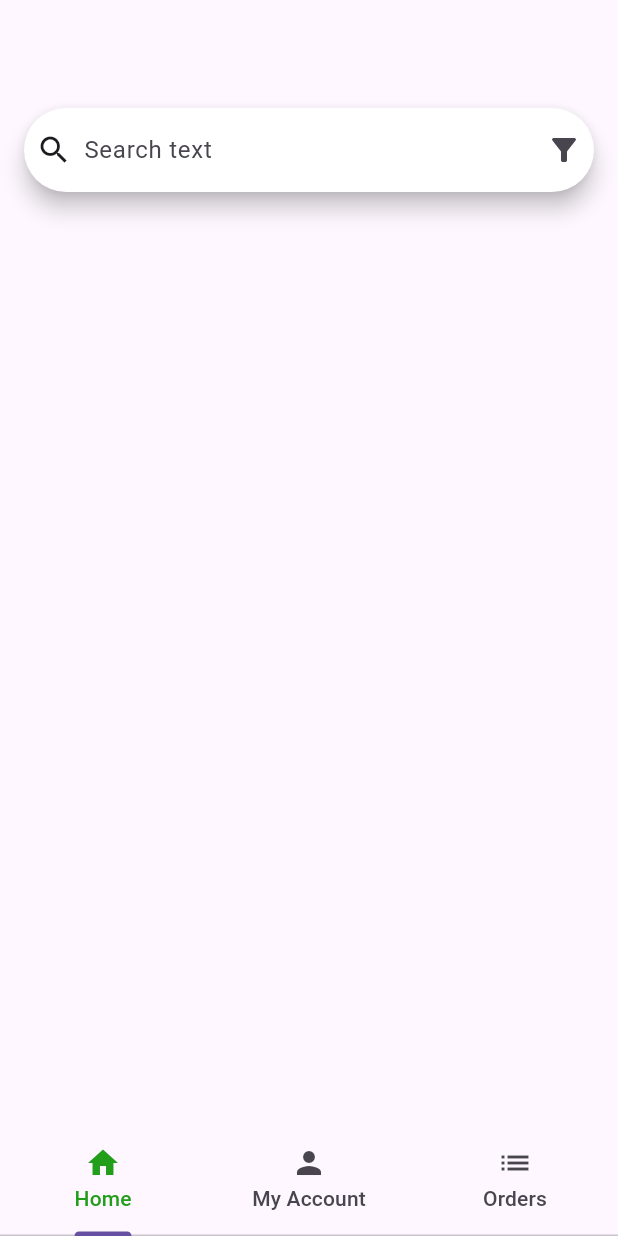
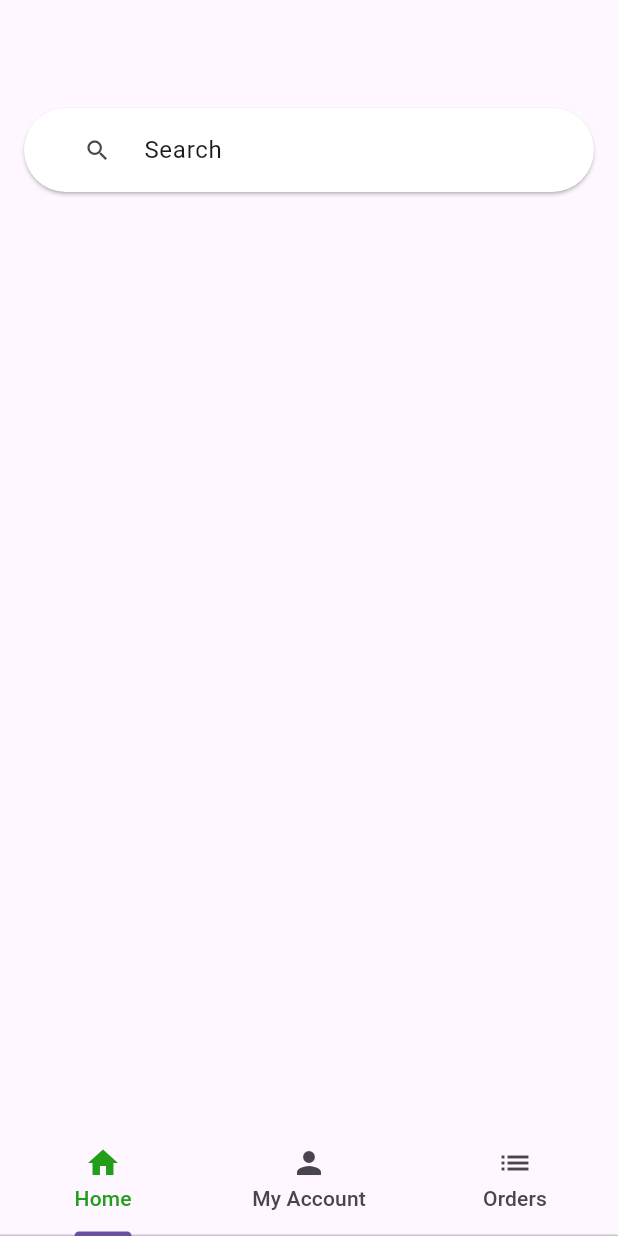
Before and after one commit to darylekarldevera/cubework-app, a Flutter app: the screen it shows after launch, on a phone screen of 412 x 824 dp. Run offline on Flutter 3.47's test engine with Material 3 defaults, Android fonts, the light colour scheme and no system bars.

Commit message:
Refactor ExploreScreen changing the search anchor into elevated button with calling the explore search widget upon pressing, and add search and filter button

```diff
--- a/cubework_app_client/lib/screens/explore_screen.dart
+++ b/cubework_app_client/lib/screens/explore_screen.dart
@@ -1,5 +1,6 @@
-import 'package:cubework_app_client/shared/modal/search_modal.dart';
 import 'package:flutter/material.dart';
+import 'package:flutter/services.dart';
+import 'package:cubework_app_client/shared/modal/explore_search_widget.dart';
 
 class ExploreScreen extends StatefulWidget {
   const ExploreScreen({super.key});
@@ -25,61 +26,40 @@ class _ExploreScreenState extends State<ExploreScreen> {
   ];
 
   @override
+  void initState() {
+    super.initState();
+    // Set to fullscreen mode, hiding the bottom navigation bar
+    SystemChrome.setEnabledSystemUIMode(SystemUiMode.immersiveSticky);
+  }
+
+  @override
+  void dispose() {
+    // Restore the system UI when the widget is disposed
+    SystemChrome.setEnabledSystemUIMode(SystemUiMode.edgeToEdge);
+    super.dispose();
+  }
+
+  @override
   Widget build(BuildContext context) {
     return Scaffold(
       body: Padding(
         padding: const EdgeInsets.all(16.0),
-            child: SearchAnchor(
-              builder: (BuildContext context, SearchController controller) {
-                return SearchBar(
-                  backgroundColor:
-                      const WidgetStatePropertyAll(Color(0xFFFFFFFF)),
-                  controller: controller,
-                  hintText: "Search text",
-                  leading: const Icon(Icons.search),
-                  trailing: const [Icon(Icons.filter_list_alt)],
-                  onTap: () => {
-                    controller.openView(),
+        child: ElevatedButton(
+          style: ElevatedButton.styleFrom(backgroundColor: Colors.white),
+          onPressed: () {
+            showDialog(
+                context: context,
+                builder: (BuildContext context) => ExploreSearchWidget(
+                        searchBarCloseViewCallback: (String value) {
+                      Navigator.of(context).pop();
+                    }));
           },
-                  onChanged: (value) => {
-                    controller.openView(),
-                  },
-                );
-              },
-              suggestionsBuilder:
-                  (BuildContext context, SearchController controller) {
-                return List<Widget>.from(
-                    searchBtn.map((Map<String, dynamic> btn) {
-                  return Container(
-                    margin: const EdgeInsets.only(left: 20, right: 20, top: 10),
-                    decoration: BoxDecoration(
-                      borderRadius: BorderRadius.circular(10),
-                      color: Colors
-                          .white, // Add the color to the Container for the background
+          child: const ListTile(
+            leading: Icon(Icons.search),
+            title: Text("Search"),
           ),
-                    // ClipRRect ensures the ListTile will have rounded corners by clipping it to match the container's borderRadius
-                    child: ClipRRect(
-                      borderRadius: BorderRadius.circular(10),
-                      child: ListTile(
-                        selectedColor: Colors.grey[300],
-                        hoverColor: Colors.grey[300],
-                        leading: Icon(btn["icon"]),
-                        title: Text(btn['textField']),
-                        onTap: () {
-                          void searchBarCloseViewCallback(String text) {
-                            controller.closeView(text);
-                          }
-
-                          SearchModal.show(
-                            context,
-                            searchBarCloseViewCallback,
-                          );
-                        },
         ),
       ),
     );
-                }));
-              },
-            )));
   }
 }
```
Lines whose indentation alone changed are shown as unchanged.
